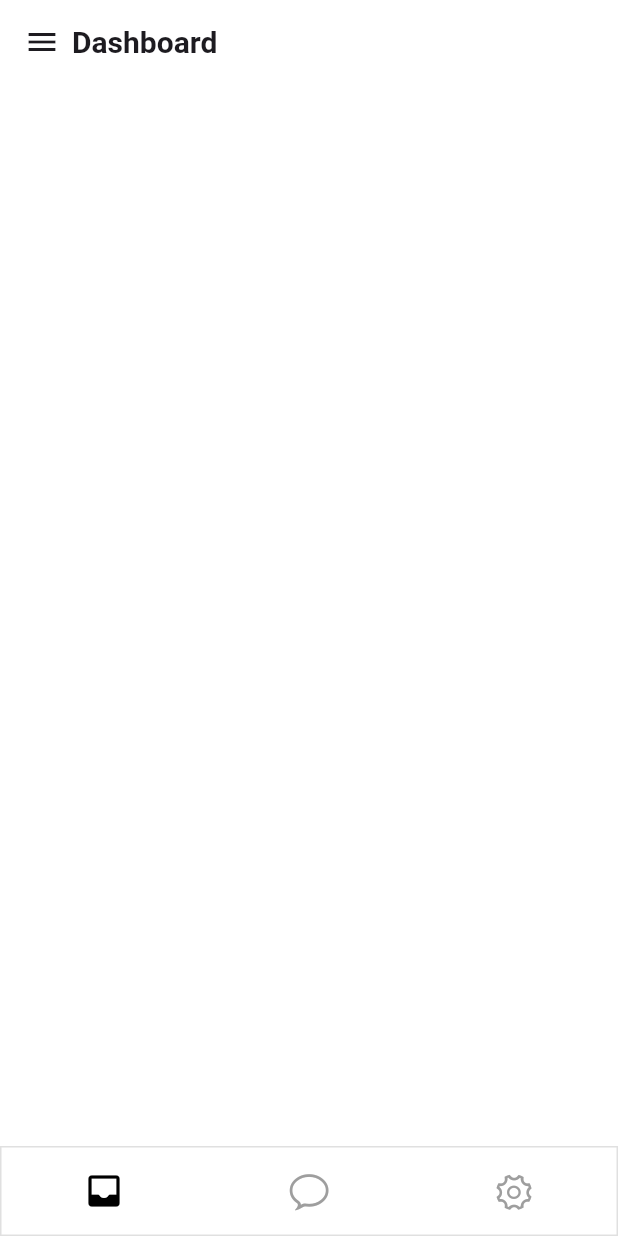
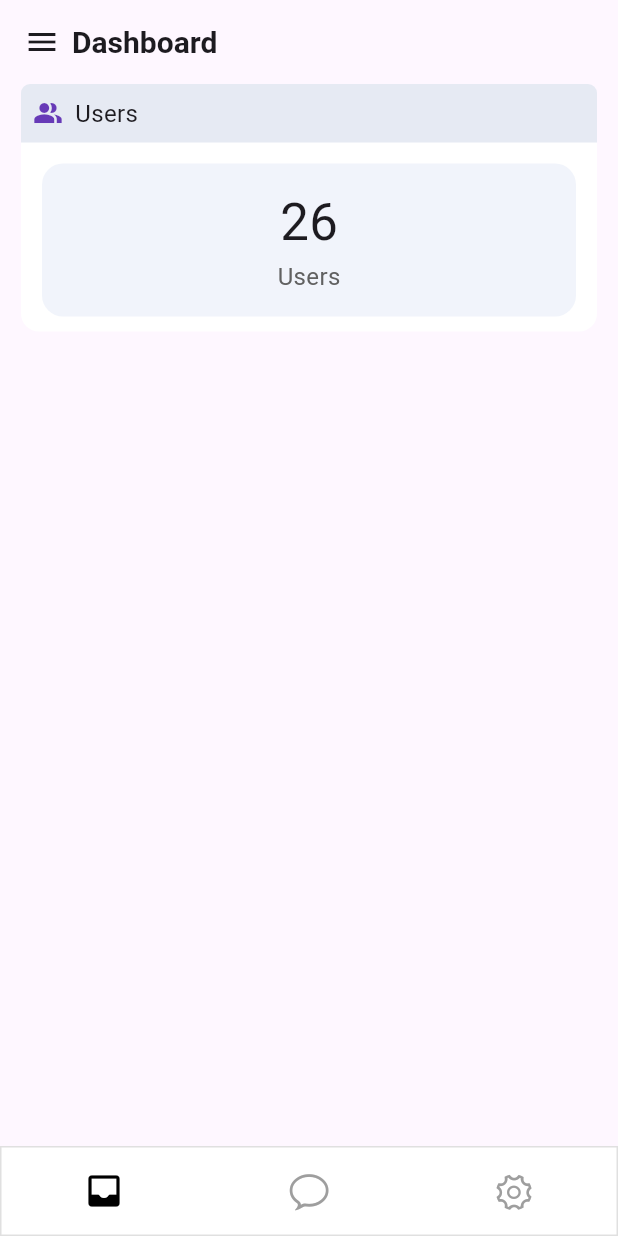
Before and after one commit to Shahin4292/Messaging-Apps, a Flutter app: the screen it shows after launch, on a phone screen of 412 x 824 dp. Run offline on Flutter 3.47's test engine with Material 3 defaults, Android fonts, the phone set to English and light mode, and no system bars; our stand-ins replace flutter_spinkit, get, image_picker.

Commit message:
add user

```diff
--- a/lib/view/home_view/home_view.dart
+++ b/lib/view/home_view/home_view.dart
@@ -10,7 +10,7 @@ class HomeView extends StatelessWidget {
   @override
   Widget build(BuildContext context) {
     return Scaffold(
-      backgroundColor: Colors.white,
+      // backgroundColor: Colors.white,
       appBar: AppBar(
         centerTitle: false,
         automaticallyImplyLeading: false,
@@ -22,18 +22,74 @@ class HomeView extends StatelessWidget {
             Icon(Icons.menu),
             Text(
               "Dashboard",
-              style: TextStyle(
-                fontWeight: FontWeight.bold,
-                fontSize: 20,
-              ),
+              style: TextStyle(fontWeight: FontWeight.bold, fontSize: 20),
             ),
           ],
         ),
       ),
       body: SingleChildScrollView(
-        child: Column(
-          children: [
-          ],
+        scrollDirection: Axis.vertical,
+        child: Padding(
+          padding: EdgeInsets.only(left: 14, right: 14),
+          child: Column(
+            children: [
+              Container(
+                padding: EdgeInsets.only(bottom: 10),
+                width: MediaQuery.sizeOf(context).width,
+                decoration: BoxDecoration(
+                  color: Colors.white,
+                  borderRadius: BorderRadius.circular(12),
+                ),
+                child: Column(
+                  children: [
+                    Container(
+                      width: MediaQuery.sizeOf(context).width,
+                      decoration: BoxDecoration(
+                        color: Color(0xFFE6EAF3),
+                        borderRadius: BorderRadius.only(
+                          topRight: Radius.circular(6),
+                          topLeft: Radius.circular(6),
+                        ),
+                      ),
+                      padding: EdgeInsets.symmetric(vertical: 8, horizontal: 8),
+                      child: Row(
+                        children: [
+                          Icon(
+                            Icons.people_alt,
+                            color: Colors.deepPurple,
+                            size: 20,
+                          ),
+                          SizedBox(width: 8),
+                          Text('Users', style: TextStyle(fontSize: 16)),
+                        ],
+                      ),
+                    ),
+                    Container(
+                      width: MediaQuery.sizeOf(context).width,
+                      margin: EdgeInsets.only(left: 14, right: 14, top: 14),
+                      padding: EdgeInsets.symmetric(vertical: 15),
+                      decoration: BoxDecoration(
+                        color: Color(0xFFF1F4FB),
+                        borderRadius: BorderRadius.circular(14),
+                      ),
+                      child: Column(
+                        children: [
+                          Text('26', style: TextStyle(fontSize: 34)),
+                          Text(
+                            'Users',
+                            style: TextStyle(
+                              fontSize: 16,
+                              color: Colors.grey[700],
+                            ),
+                          ),
+                        ],
+                      ),
+                    ),
+                  ],
+                ),
+              ),
+            ],
+          ),
         ),
       ),
     );
```
Also changed, not shown: lib/res/repository/inbox_list.dart (+0 -222 lines), pubspec.yaml (+10 -11 lines).
